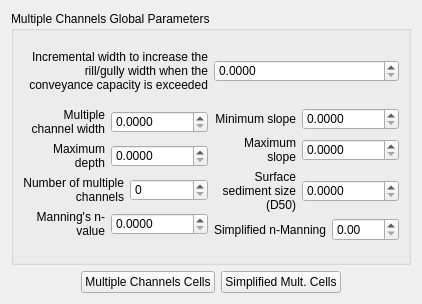
FLO-2DSoftware/qgis-flo-2d-plugin, file flo2d/ui/multiple_channels_editor.ui: the form before one commit.
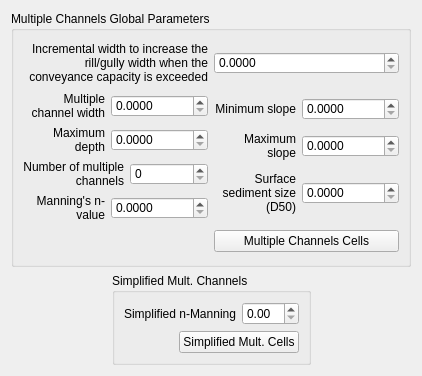
The form after the commit.

Commit message: Separate simplified mult channels data in widget

Diff of the .ui file:
```diff
--- a/flo2d/ui/multiple_channels_editor.ui
+++ b/flo2d/ui/multiple_channels_editor.ui
@@ -7,7 +7,7 @@
     <x>0</x>
     <y>0</y>
     <width>422</width>
-    <height>304</height>
+    <height>376</height>
    </rect>
   </property>
   <property name="sizePolicy">
@@ -490,70 +490,115 @@
           </item>
          </layout>
         </item>
-        <item>
-         <layout class="QHBoxLayout" name="horizontalLayout_8">
-          <item>
-           <widget class="QLabel" name="label">
-            <property name="text">
-             <string>Simplified n-Manning</string>
-            </property>
-            <property name="alignment">
-             <set>Qt::AlignRight|Qt::AlignTrailing|Qt::AlignVCenter</set>
-            </property>
-           </widget>
-          </item>
-          <item>
-           <widget class="QDoubleSpinBox" name="simple_manning_dbox"/>
-          </item>
-         </layout>
-        </item>
        </layout>
       </item>
+      <item row="2" column="1">
+       <widget class="QPushButton" name="individual_multiple_channels_data_btn">
+        <property name="text">
+         <string>Multiple Channels Cells</string>
+        </property>
+       </widget>
+      </item>
+      <item row="2" column="0">
+       <spacer name="horizontalSpacer">
+        <property name="orientation">
+         <enum>Qt::Horizontal</enum>
+        </property>
+        <property name="sizeHint" stdset="0">
+         <size>
+          <width>37</width>
+          <height>17</height>
+         </size>
+        </property>
+       </spacer>
+      </item>
      </layout>
     </widget>
    </item>
    <item row="1" column="0">
-    <layout class="QGridLayout" name="gridLayout_2">
-     <item row="0" column="0">
-      <spacer name="horizontalSpacer">
+    <layout class="QHBoxLayout" name="horizontalLayout_10">
+     <item>
+      <spacer name="horizontalSpacer_3">
        <property name="orientation">
         <enum>Qt::Horizontal</enum>
        </property>
        <property name="sizeHint" stdset="0">
         <size>
-         <width>37</width>
-         <height>17</height>
+         <width>68</width>
+         <height>20</height>
         </size>
        </property>
       </spacer>
      </item>
-     <item row="0" column="1">
-      <widget class="QPushButton" name="individual_multiple_channels_data_btn">
-       <property name="text">
-        <string>Multiple Channels Cells</string>
+     <item>
+      <widget class="QGroupBox" name="simplifie_MC_grp">
+       <property name="sizePolicy">
+        <sizepolicy hsizetype="Fixed" vsizetype="Fixed">
+         <horstretch>0</horstretch>
+         <verstretch>0</verstretch>
+        </sizepolicy>
        </property>
+       <property name="title">
+        <string>Simplified Mult. Channels</string>
+       </property>
+       <layout class="QGridLayout" name="gridLayout_2">
+        <item row="0" column="0">
+         <layout class="QHBoxLayout" name="horizontalLayout_8">
+          <item>
+           <widget class="QLabel" name="label">
+            <property name="text">
+             <string>Simplified n-Manning</string>
+            </property>
+            <property name="alignment">
+             <set>Qt::AlignRight|Qt::AlignTrailing|Qt::AlignVCenter</set>
+            </property>
+           </widget>
+          </item>
+          <item>
+           <widget class="QDoubleSpinBox" name="simple_manning_dbox"/>
+          </item>
+         </layout>
+        </item>
+        <item row="1" column="0">
+         <layout class="QHBoxLayout" name="horizontalLayout_9">
+          <item>
+           <spacer name="horizontalSpacer_2">
+            <property name="orientation">
+             <enum>Qt::Horizontal</enum>
+            </property>
+            <property name="sizeHint" stdset="0">
+             <size>
+              <width>40</width>
+              <height>20</height>
+             </size>
+            </property>
+           </spacer>
+          </item>
+          <item>
+           <widget class="QPushButton" name="simplified_mult_channel_cells_btn">
+            <property name="text">
+             <string>Simplified Mult. Cells</string>
+            </property>
+           </widget>
+          </item>
+         </layout>
+        </item>
+       </layout>
       </widget>
      </item>
-     <item row="0" column="3">
-      <spacer name="horizontalSpacer_2">
+     <item>
+      <spacer name="horizontalSpacer_4">
        <property name="orientation">
         <enum>Qt::Horizontal</enum>
        </property>
        <property name="sizeHint" stdset="0">
         <size>
-         <width>40</width>
+         <width>68</width>
          <height>20</height>
         </size>
        </property>
       </spacer>
      </item>
-     <item row="0" column="2">
-      <widget class="QPushButton" name="simplified_mult_channel_cells_btn">
-       <property name="text">
-        <string>Simplified Mult. Cells</string>
-       </property>
-      </widget>
-     </item>
     </layout>
    </item>
   </layout>
```
Left out of the diff: 2 changed lines with no effect on the pictures.
